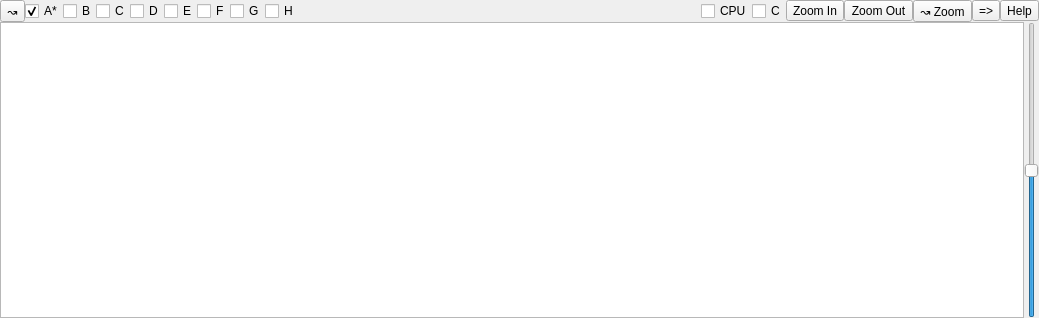
First picture: the form in Qt/qt4_mixer_widget.ui, repository kmatheussen/radium, before the edit.
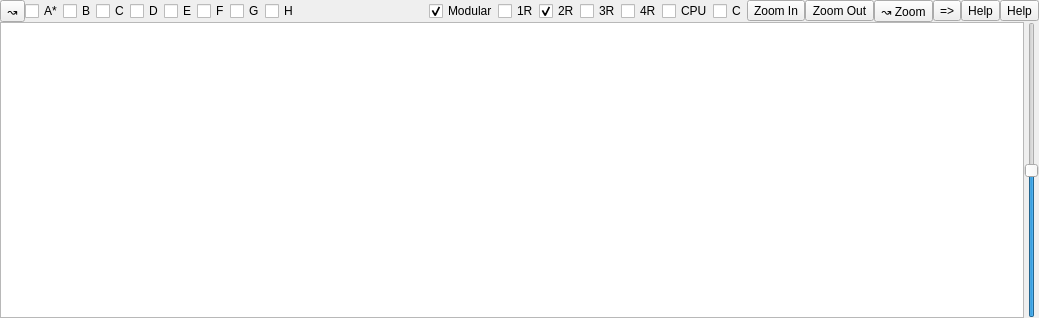
Second picture: the form after the edit.

Commit message: mixer: Add "modular" button which switches between modular mixer and mixer strips

```diff
--- a/Qt/qt4_mixer_widget.ui
+++ b/Qt/qt4_mixer_widget.ui
@@ -62,7 +62,7 @@
         <string>A*</string>
        </property>
        <property name="checked">
-        <bool>true</bool>
+        <bool>false</bool>
        </property>
        <attribute name="buttonGroup">
         <string notr="true">buttonGroup</string>
@@ -152,6 +152,59 @@
        </property>
       </spacer>
      </item>
+     <item>
+      <widget class="QCheckBox" name="show_modular">
+       <property name="text">
+        <string>Modular</string>
+       </property>
+       <property name="checked">
+        <bool>true</bool>
+       </property>
+      </widget>
+     </item>
+     <item>
+      <widget class="QCheckBox" name="rows1">
+       <property name="text">
+        <string>1R</string>
+       </property>
+       <attribute name="buttonGroup">
+        <string notr="true">buttonGroup_2</string>
+       </attribute>
+      </widget>
+     </item>
+     <item>
+      <widget class="QCheckBox" name="rows2">
+       <property name="text">
+        <string>2R</string>
+       </property>
+       <property name="checked">
+        <bool>true</bool>
+       </property>
+       <attribute name="buttonGroup">
+        <string notr="true">buttonGroup_2</string>
+       </attribute>
+      </widget>
+     </item>
+     <item>
+      <widget class="QCheckBox" name="rows3">
+       <property name="text">
+        <string>3R</string>
+       </property>
+       <attribute name="buttonGroup">
+        <string notr="true">buttonGroup_2</string>
+       </attribute>
+      </widget>
+     </item>
+     <item>
+      <widget class="QCheckBox" name="rows4">
+       <property name="text">
+        <string>4R</string>
+       </property>
+       <attribute name="buttonGroup">
+        <string notr="true">buttonGroup_2</string>
+       </attribute>
+      </widget>
+     </item>
      <item>
       <widget class="QCheckBox" name="show_cpu_usage">
        <property name="text">
@@ -213,6 +266,13 @@
        </property>
       </widget>
      </item>
+     <item>
+      <widget class="QToolButton" name="mixerstrips_help">
+       <property name="text">
+        <string>Help</string>
+       </property>
+      </widget>
+     </item>
     </layout>
    </item>
    <item>
```
Left out of the diff: 1 changed line with no effect on the pictures. The commit also changes 102 other files.
